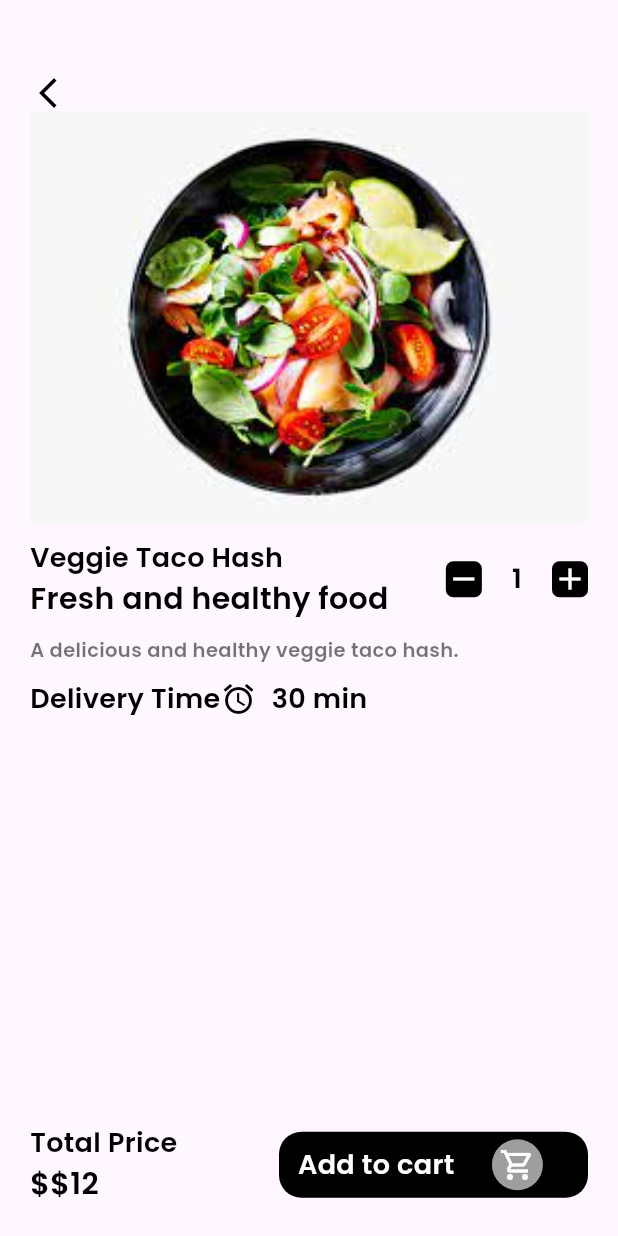
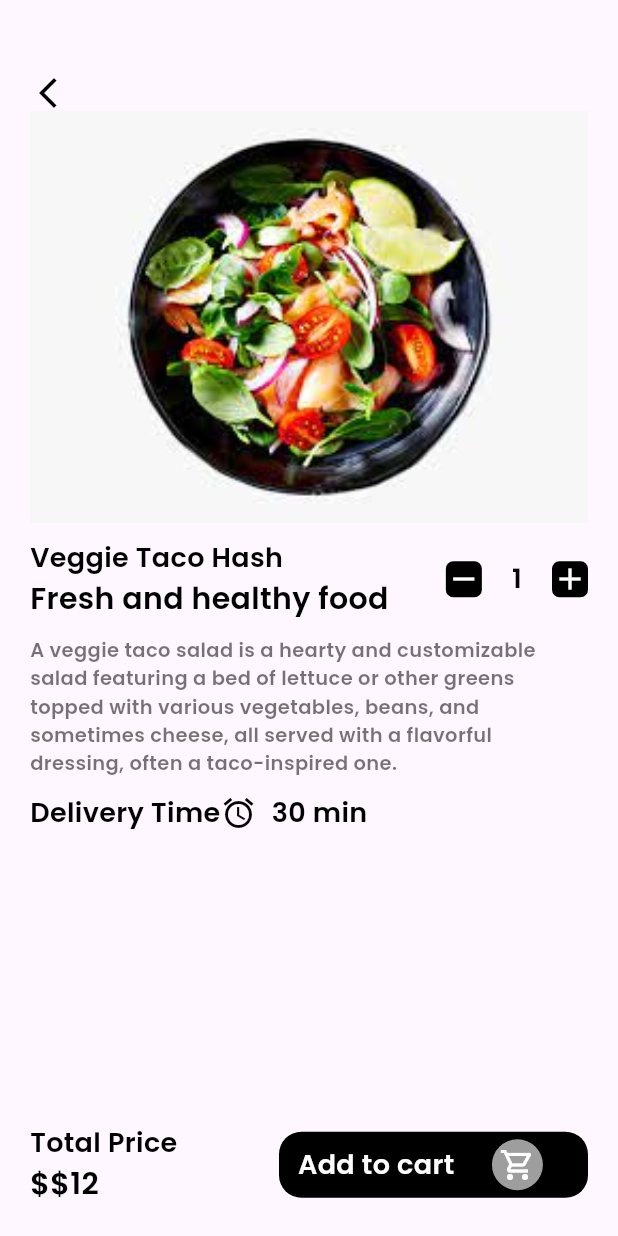
Before and after one commit to ARIVUCHUDAR27/flutter_demo, a Flutter app: the screen it shows after launch, after a tap on "Veggie Taco Hash", on a phone screen of 412 x 824 dp. Run offline on Flutter 3.47's test engine with Material 3 defaults, Android fonts, the phone set to English and light mode, and no system bars; our stand-ins replace curved_navigation_bar.

Commit message:
UI setup

```diff
--- a/flutter_app/lib/pages/home.dart
+++ b/flutter_app/lib/pages/home.dart
@@ -65,7 +65,7 @@ class _HomeState extends State<Home> {
                           image: "images/salad2.jpeg",
                           title: "Veggie Taco Hash",
                           subtitle: "Fresh and healthy food",
-                          description: "A delicious and healthy veggie taco hash.",
+                          description: "A veggie taco salad is a hearty and customizable salad featuring a bed of lettuce or other greens topped with various vegetables, beans, and sometimes cheese, all served with a flavorful dressing, often a taco-inspired one. ",
                           price: "\$12"
                         )));
                       },
@@ -105,7 +105,7 @@ class _HomeState extends State<Home> {
                           title: "Mediterranean Salad",
                           subtitle: "crunchy and delicious",
                           description: "A delicious and healthy Mediterranean salad.",
-                          price: "\$12"
+                          price: "12"
                         )));
                       },
                       child: Container(
@@ -293,9 +293,13 @@ class _HomeState extends State<Home> {
 
                 SizedBox(height:30.0),
 
-                SingleChildScrollView(
-                  child: Container(
-                    margin:EdgeInsets.only(right:10.0),
+Expanded(
+  child: SingleChildScrollView(
+    scrollDirection: Axis.vertical,
+    child: Column(
+      children: [
+        Container(
+          margin: EdgeInsets.only(right: 10.0),
           child: Material(
             elevation: 5.0,
             borderRadius: BorderRadius.circular(20),
@@ -305,39 +309,94 @@ class _HomeState extends State<Home> {
                 crossAxisAlignment: CrossAxisAlignment.start,
                 children: [
                   Image.asset("images/salad2.jpeg",
-                          height:120,
-                           width:120,
-                           fit:BoxFit.cover),
-
-                           SizedBox(width:20.0),
-                           Column(children: [
+                    height: 120, width: 120, fit: BoxFit.cover),
+                  SizedBox(width: 20.0),
+                  Column(
+                    crossAxisAlignment: CrossAxisAlignment.start,
+                    children: [
                       Container(
-                              width:MediaQuery.of(context).size.width/2,
-                              child: Text("Mediteranean chick Salad",
-                              style: AppWidget.SemiBoldTextFieldStyle()),
-
+                        width: MediaQuery.of(context).size.width / 2,
+                        child: Text("Mediterranean Chick Salad",
+                          style: AppWidget.SemiBoldTextFieldStyle(),
+                          maxLines: 2,
+                          overflow: TextOverflow.ellipsis,
                         ),
-                            SizedBox(height:5.0),
-
+                      ),
+                      SizedBox(height: 5.0),
                       Container(
-                              width:MediaQuery.of(context).size.width/2,
-                              child: Text("Honey goot cheese",
-                              style: AppWidget.LightTextFieldStyle()),
-
+                        width: MediaQuery.of(context).size.width / 2,
+                        child: Text("Honey Goat Cheese",
+                          style: AppWidget.LightTextFieldStyle(),
+                          maxLines: 2,
+                          overflow: TextOverflow.ellipsis,
                         ),
-
+                      ),
                       Container(
-                              width:MediaQuery.of(context).size.width/2,
+                        width: MediaQuery.of(context).size.width / 2,
                         child: Text("\$20",
-                              style: AppWidget.SemiBoldTextFieldStyle()),
-
-                            )
-                           ],)
-                        ],),
+                          style: AppWidget.SemiBoldTextFieldStyle(),
+                        ),
+                      ),
+                    ],
+                  ),
+                ],
               ),
             ),
           ),
         ),
+        SizedBox(height: 20.0),
+
+        Container( // Second Card
+          margin: EdgeInsets.only(right: 10.0),
+          child: Material(
+            elevation:5.0,
+            borderRadius: BorderRadius.circular(20),
+            child: Container(
+              padding: EdgeInsets.all(3),
+              child: Row(
+                crossAxisAlignment: CrossAxisAlignment.start,
+                children: [
+                  Image.asset("images/salad2.jpeg",
+                    height: 120, width: 120, fit: BoxFit.cover),
+                  SizedBox(width: 20.0),
+                  Column(
+                    crossAxisAlignment: CrossAxisAlignment.start,
+                    children: [
+                      Container(
+                        width: MediaQuery.of(context).size.width / 2,
+                        child: Text("Mediterranean Chick Salad",
+                          style: AppWidget.SemiBoldTextFieldStyle(),
+                          maxLines: 2,
+                          overflow: TextOverflow.ellipsis,
+                        ),
+                      ),
+                      SizedBox(height: 5.0),
+                      Container(
+                        width: MediaQuery.of(context).size.width / 2,
+                        child: Text("Honey Goat Cheese",
+                          style: AppWidget.LightTextFieldStyle(),
+                          maxLines: 2,
+                          overflow: TextOverflow.ellipsis,
+                        ),
+                      ),
+                      Container(
+                        width: MediaQuery.of(context).size.width / 2,
+                        child: Text("\$20",
+                          style: AppWidget.SemiBoldTextFieldStyle(),
+                        ),
+                      ),
+                    ],
+                  ),
+                ],
+              ),
+            ),
+          ),
+        ),
+      ],
+    ),
+  ),
+)
+
 
 
           ],
```
Lines whose indentation alone changed are shown as unchanged.
